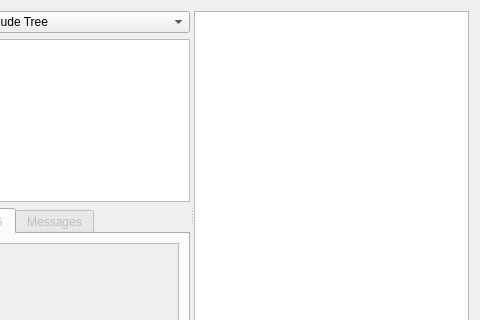
First picture: the form in cppchecks/gui/parseresultwidget.ui, repository Krazy-collection/krazy, before the edit; both pictures show x 120 to 600 and y 0 to 320 of the 600 by 430 pixel window.
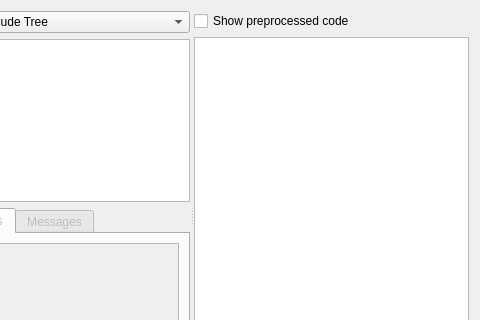
Second picture: the form after the edit.

Commit message: Add the ability to switch between the original and the preprocessed code.

```diff
--- a/cppchecks/gui/parseresultwidget.ui
+++ b/cppchecks/gui/parseresultwidget.ui
@@ -95,7 +95,20 @@
        </item>
       </layout>
      </widget>
-     <widget class="QPlainTextEdit" name="m_headerView"/>
+     <widget class="QWidget" name="">
+      <layout class="QVBoxLayout" name="verticalLayout_2">
+       <item>
+        <widget class="QCheckBox" name="m_preprocessedCheck">
+         <property name="text">
+          <string>Show preprocessed code</string>
+         </property>
+        </widget>
+       </item>
+       <item>
+        <widget class="QPlainTextEdit" name="m_headerView"/>
+       </item>
+      </layout>
+     </widget>
     </widget>
    </item>
   </layout>
```
Left out of the diff: 8 changed lines with no effect on the pictures. The commit also changes 2 other files.
